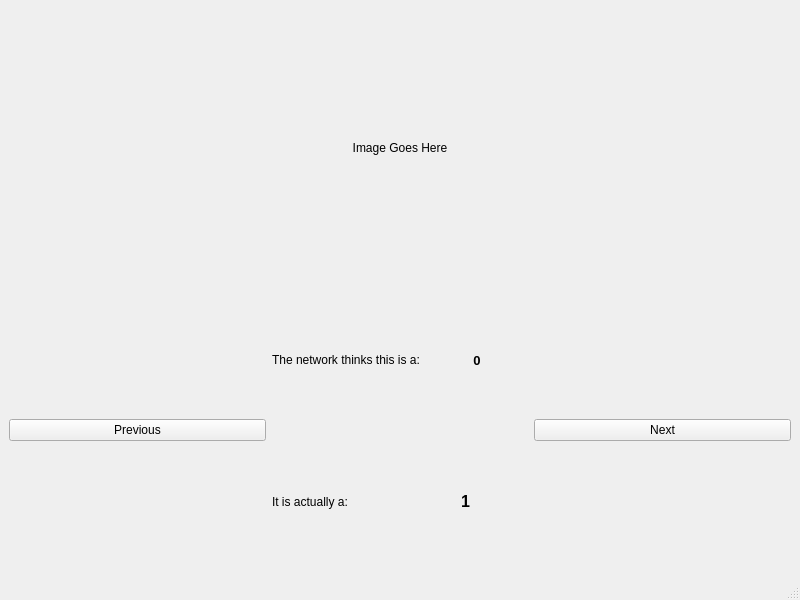
Before: the Qt Designer form mainwindow.ui in kylerobots/mnist-viewer, drawn with Qt 5.
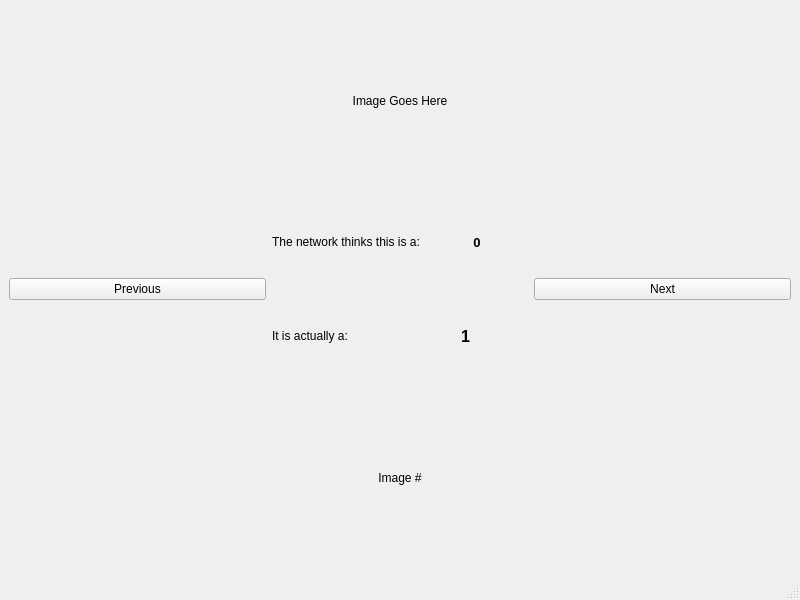
After: the same form once the commit is applied.

Commit message: Add index display to gui.

Patch:
```diff
--- a/mainwindow.ui
+++ b/mainwindow.ui
@@ -27,42 +27,14 @@
     </item>
     <item>
      <layout class="QGridLayout" name="interaction_layout">
-      <item row="1" column="1">
-       <layout class="QHBoxLayout" name="truth_hbox_layout">
-        <item>
-         <widget class="QLabel" name="truth_description_label">
-          <property name="text">
-           <string>It is actually a:</string>
-          </property>
-         </widget>
-        </item>
-        <item>
-         <widget class="QLabel" name="truth_label">
-          <property name="font">
-           <font>
-            <pointsize>12</pointsize>
-            <weight>75</weight>
-            <bold>true</bold>
-           </font>
-          </property>
-          <property name="text">
-           <string>1</string>
-          </property>
-          <property name="alignment">
-           <set>Qt::AlignCenter</set>
-          </property>
-         </widget>
-        </item>
-       </layout>
-      </item>
-      <item row="0" column="0" rowspan="2">
+      <item row="1" column="0" rowspan="2">
        <widget class="QPushButton" name="previous_button">
         <property name="text">
          <string>Previous</string>
         </property>
        </widget>
       </item>
-      <item row="0" column="1">
+      <item row="1" column="2">
        <layout class="QHBoxLayout" name="prediction_hbox_layout">
         <item>
          <widget class="QLabel" name="prediction_description_label">
@@ -90,15 +62,53 @@
         </item>
        </layout>
       </item>
-      <item row="0" column="2" rowspan="2">
+      <item row="1" column="3" rowspan="2">
        <widget class="QPushButton" name="next_button">
         <property name="text">
          <string>Next</string>
         </property>
        </widget>
       </item>
+      <item row="2" column="2">
+       <layout class="QHBoxLayout" name="truth_hbox_layout">
+        <item>
+         <widget class="QLabel" name="truth_description_label">
+          <property name="text">
+           <string>It is actually a:</string>
+          </property>
+         </widget>
+        </item>
+        <item>
+         <widget class="QLabel" name="truth_label">
+          <property name="font">
+           <font>
+            <pointsize>12</pointsize>
+            <weight>75</weight>
+            <bold>true</bold>
+           </font>
+          </property>
+          <property name="text">
+           <string>1</string>
+          </property>
+          <property name="alignment">
+           <set>Qt::AlignCenter</set>
+          </property>
+         </widget>
+        </item>
+       </layout>
+      </item>
      </layout>
     </item>
+    <item>
+     <widget class="QLabel" name="index_label">
+      <property name="text">
+       <string>Image #</string>
+      </property>
+      <property name="alignment">
+       <set>Qt::AlignCenter</set>
+      </property>
+     </widget>
+    </item>
    </layout>
   </widget>
   <widget class="QMenuBar" name="menubar">
```
The commit also changes 2 other files.
